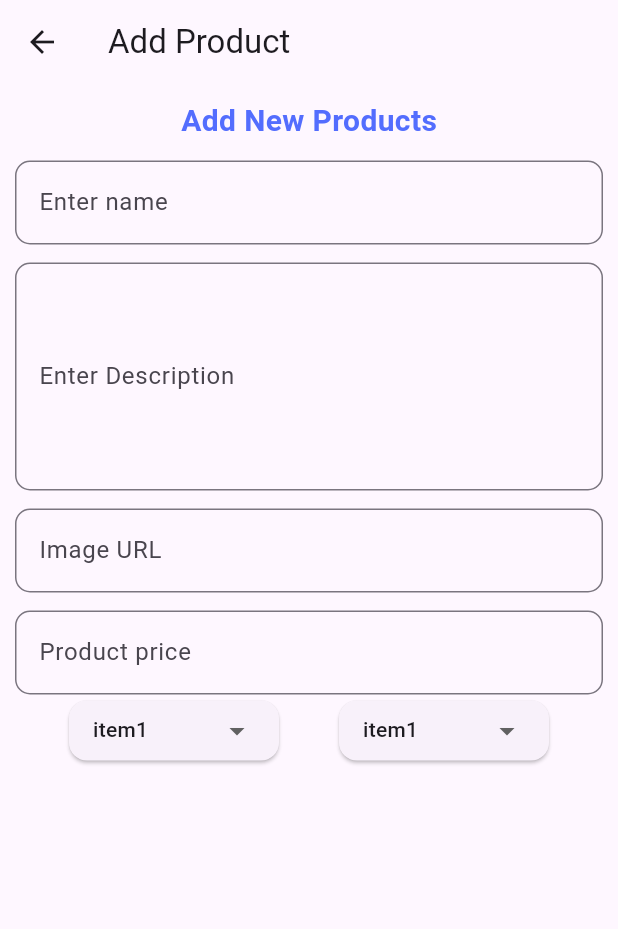
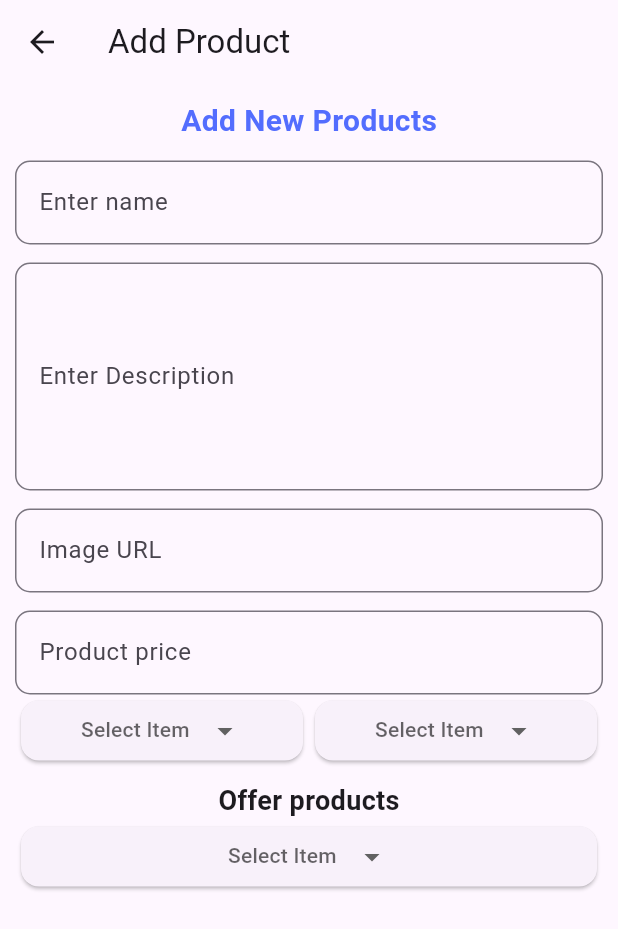
Before and after one commit to LivingstonTardzenyuy/Flutter-Projects, a Flutter app: the AddProduct screen opened directly, on a phone screen of 412 x 824 dp. Shown: the top 929 px of the screen. Run offline on Flutter 3.47's test engine with Material 3 defaults, Android fonts, the phone set to English and light mode, and no system bars; drawn by our look-alikes of dropdown_button2; our stand-ins replace firebase_auth, firebase_core, font_awesome_flutter, get, google_fonts, google_sign_in; accounts and stored records are empty.

Commit message:
making my dropdown customizable

```diff
--- a/ecommerce/lib/Pages/add_product.dart
+++ b/ecommerce/lib/Pages/add_product.dart
@@ -54,10 +54,13 @@ class AddProduct extends StatelessWidget {
               Row(
                 mainAxisAlignment: MainAxisAlignment.spaceEvenly,
                 children: [
-                  DropDownButton(),
-                  DropDownButton(),
+                  Flexible(child: DropDownButton()),
+                  Flexible(child: DropDownButton()),
                 ],
               ),
+              SizedBox(height: 10,),
+              Text('Offer products', style: TextStyle(fontSize: 18, fontWeight: FontWeight.bold),),
+              DropDownButton(),
             ],
           ),
         ),
--- a/ecommerce/lib/widgets/dropdown_button.dart
+++ b/ecommerce/lib/widgets/dropdown_button.dart
@@ -1,6 +1,8 @@
 import 'package:dropdown_button2/dropdown_button2.dart';
-import 'package:flutter/material.dart'
-;
+import 'package:flutter/material.dart';
+
+String? selectedValue = '';
+
 class DropDownButton extends StatelessWidget {
   const DropDownButton({super.key});
 
@@ -29,7 +31,7 @@ class DropDownButton extends StatelessWidget {
               ),
             ))
                 .toList(),
-            value: 'item1',
+            value: selectedValue,
             onChanged: (String? value) {
 
             },
```
